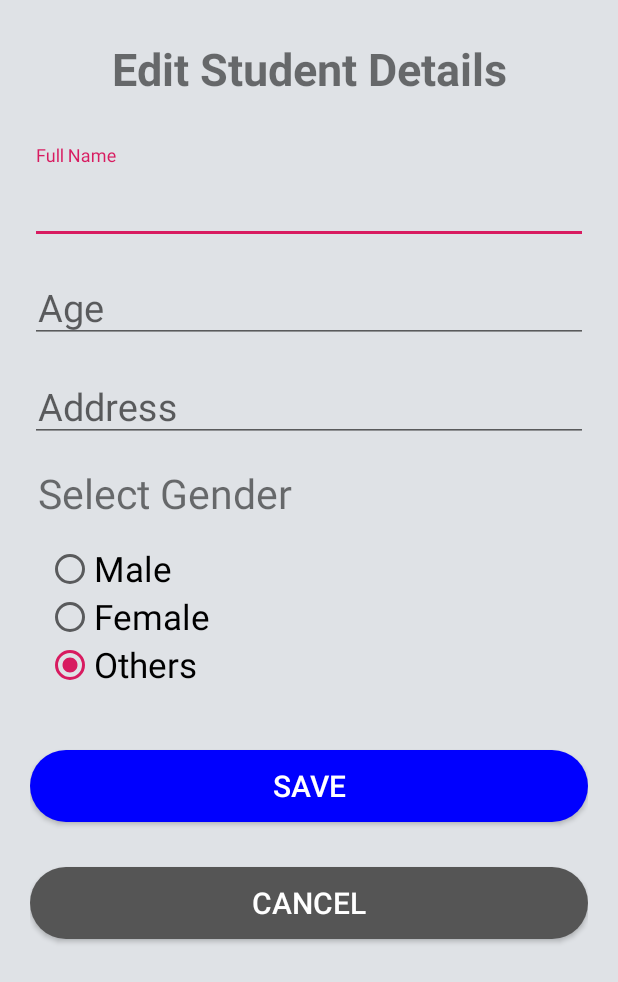
After one commit to sphuyal/Esoftwarica, an Android app: the layout activity_update.xml on its own in the app's theme, with its tools: preview values and no code run, on a phone screen of 412 x 824 dp. The commit adds this screen. Shown: the top 982 px of the screen. Run offline under Robolectric (Android 15) with nearby library versions, the phone set to English and light mode, and no system bars.

Commit message:
Major Update

```diff
--- /dev/null
+++ b/app/src/main/res/drawable/cancel_button.xml
@@ -0,0 +1,11 @@
+<?xml version="1.0" encoding="utf-8"?>
+<shape xmlns:android="http://schemas.android.com/apk/res/android">
+
+    android:shape="rectangle">
+    <solid android:color="@color/colordeamblack" />
+    <corners android:bottomRightRadius="100dp"
+        android:bottomLeftRadius="100dp"
+        android:topRightRadius="100dp"
+        android:topLeftRadius="100dp"/>
+
+</shape>
--- /dev/null
+++ b/app/src/main/res/layout/activity_update.xml
@@ -0,0 +1,133 @@
+<?xml version="1.0" encoding="utf-8"?>
+<LinearLayout xmlns:android="http://schemas.android.com/apk/res/android"
+    xmlns:app="http://schemas.android.com/apk/res-auto"
+    xmlns:tools="http://schemas.android.com/tools"
+    android:layout_width="match_parent"
+    android:layout_height="match_parent"
+    android:orientation="vertical"
+    android:padding="20dp"
+    android:background="@color/colordeamwhite"
+    tools:context=".UpdateActivity">
+
+
+    <TextView
+        android:layout_width="match_parent"
+        android:layout_height="wrap_content"
+        android:text="Edit Student Details"
+        android:textSize="30sp"
+        android:gravity="center"
+        android:padding="5dp"
+        android:textStyle="bold"/>
+
+
+    <com.google.android.material.textfield.TextInputLayout
+        android:layout_width="match_parent"
+        android:layout_height="wrap_content"
+        android:layout_marginTop="25dp"
+        >
+
+        <EditText
+            android:id="@+id/etEdname"
+            android:layout_width="match_parent"
+            android:layout_height="wrap_content"
+            android:hint="Full Name"
+            android:textSize="25sp"/>
+
+    </com.google.android.material.textfield.TextInputLayout>
+
+    <com.google.android.material.textfield.TextInputLayout
+        android:layout_width="match_parent"
+        android:layout_height="wrap_content"
+        android:layout_marginTop="10dp">
+
+        <EditText
+            android:id="@+id/etEdage"
+            android:layout_width="match_parent"
+            android:layout_height="wrap_content"
+            android:hint="Age"
+            android:inputType="number"
+            android:padding="5dp"
+            android:textSize="25sp"/>
+
+    </com.google.android.material.textfield.TextInputLayout>
+
+    <com.google.android.material.textfield.TextInputLayout
+        android:layout_width="match_parent"
+        android:layout_height="wrap_content"
+        android:layout_marginTop="10dp">
+
+        <EditText
+            android:id="@+id/etEdaddress"
+            android:layout_width="match_parent"
+            android:layout_height="wrap_content"
+            android:hint="Address"
+            android:textSize="25dp"
+            android:padding="5dp"/>
+
+    </com.google.android.material.textfield.TextInputLayout>
+
+
+    <TextView
+        android:layout_width="match_parent"
+        android:layout_height="wrap_content"
+        android:padding="5dp"
+        android:textSize="27sp"
+        android:layout_marginTop="10dp"
+        android:text="Select Gender"/>
+
+    <RadioGroup
+        android:id="@+id/rgEdGender"
+        android:layout_width="match_parent"
+        android:layout_height="wrap_content"
+        android:padding="5dp"
+        android:layout_margin="5dp">
+
+        <RadioButton
+            android:id="@+id/rgEdMale"
+            android:layout_width="match_parent"
+            android:layout_height="wrap_content"
+            android:text="Male"
+            android:textSize="23sp"
+            android:checked="true"/>
+
+
+        <RadioButton
+            android:id="@+id/rgEdFemale"
+            android:layout_width="match_parent"
+            android:layout_height="wrap_content"
+            android:checked="true"
+            android:text="Female"
+            android:textSize="23sp"/>
+
+
+        <RadioButton
+            android:id="@+id/rgEdOthers"
+            android:layout_width="match_parent"
+            android:layout_height="wrap_content"
+            android:text="Others"
+            android:textSize="23sp"
+            android:checked="true"/>
+
+    </RadioGroup>
+
+    <Button
+        android:id="@+id/btnEdSave"
+        android:layout_width="match_parent"
+        android:layout_height="wrap_content"
+        android:text="Save"
+        android:textSize="20sp"
+        android:layout_marginTop="30sp"
+        android:background="@drawable/login_button"
+        android:textColor="@color/colorWhite"/>
+
+    <Button
+        android:id="@+id/btnEdCancel"
+        android:layout_width="match_parent"
+        android:layout_height="wrap_content"
+        android:text="Cancel"
+        android:textSize="20sp"
+        android:layout_marginTop="30sp"
+        android:background="@drawable/cancel_button"
+        android:textColor="@color/colorWhite"/>
+
+</LinearLayout>
--- a/app/src/main/res/layout/fragment_home.xml
+++ b/app/src/main/res/layout/fragment_home.xml
@@ -4,7 +4,7 @@
     android:layout_width="match_parent"
     android:layout_height="match_parent"
     android:orientation="vertical"
-    android:background="@color/colorWhite"
+    android:background="@color/colordeamwhite"
     tools:context=".Fragments.Homefragment">
 
    <TextView
--- a/app/src/main/res/values/colors.xml
+++ b/app/src/main/res/values/colors.xml
@@ -6,4 +6,6 @@
     <color name="colorBlue">#0000FF</color>
     <color name="colorWhite">#ffffff</color>
     <color name="colorYellow">#FFC107</color>
+    <color name="colordeamwhite">#DFE2E6</color>
+    <color name="colordeamblack">#555555</color>
 </resources>
--- a/app/src/main/res/values/styles.xml
+++ b/app/src/main/res/values/styles.xml
@@ -1,7 +1,7 @@
 <resources>
 
     <!-- Base application theme. -->
-    <style name="AppTheme" parent="Theme.AppCompat.Light.DarkActionBar">
+    <style name="AppTheme" parent="Theme.AppCompat.Light.NoActionBar">
         <!-- Customize your theme here. -->
         <item name="colorPrimary">@color/colorPrimary</item>
         <item name="colorPrimaryDark">@color/colorPrimaryDark</item>
```
Also changed, not shown: app/src/main/AndroidManifest.xml (+4 -3 lines), app/src/main/java/com/hello/esoftwarica/Fragments/Aboutfragment.java (+8 -7 lines), app/src/main/java/com/hello/esoftwarica/LoginActivity.java (+12 -0 lines), app/src/main/java/com/hello/esoftwarica/Model/Aboutmodel.java (+4 -4 lines), app/src/main/java/com/hello/esoftwarica/Recycleview/SoftwaricaAdapter.java (+7 -2 lines), app/src/main/java/com/hello/esoftwarica/UpdateActivity.java (added, +130 -0 lines), app/src/main/res/layout/activity_softwarica.xml (+4 -3 lines), app/src/main/res/layout/fragment_about.xml (+4 -5 lines).
